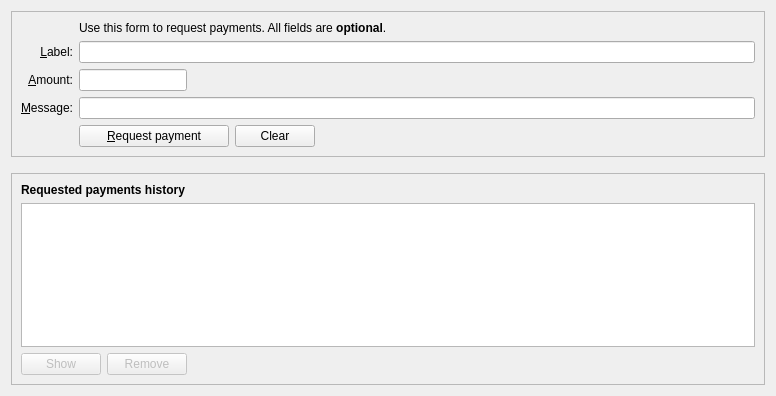
chaintope/tapyrus-core, file src/qt/forms/receivecoinsdialog.ui: the form before one commit.
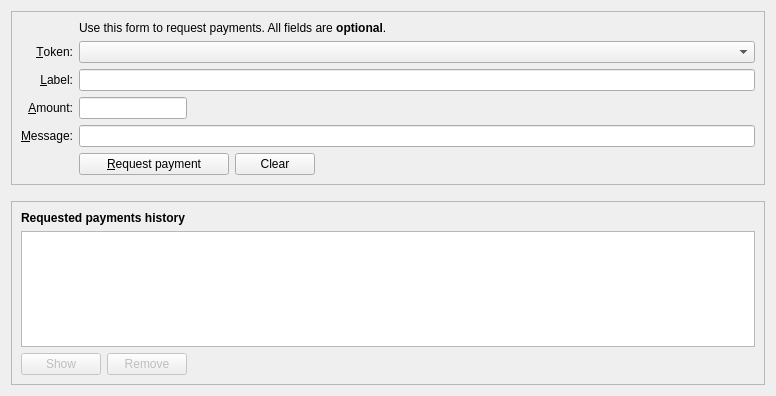
The form after the commit. Icons and pictures are not drawn. Custom widgets are drawn as their Qt base class.

Commit message: Add colored coin support to receive page and request dialog

```diff
--- a/src/qt/forms/receivecoinsdialog.ui
+++ b/src/qt/forms/receivecoinsdialog.ui
@@ -74,6 +74,32 @@
           </property>
          </widget>
         </item>
+        <item row="3" column="0">
+         <widget class="QLabel" name="labelToken">
+          <property name="text">
+           <string>&amp;Token:</string>
+          </property>
+          <property name="alignment">
+           <set>Qt::AlignRight|Qt::AlignTrailing|Qt::AlignVCenter</set>
+          </property>
+          <property name="buddy">
+           <cstring>reqToken</cstring>
+          </property>
+         </widget>
+        </item>
+        <item row="3" column="2">
+         <widget class="QComboBox" name="reqToken">
+          <property name="toolTip">
+           <string>Select TPC or a token type to generate a receiving address for</string>
+          </property>
+          <property name="sizePolicy">
+           <sizepolicy hsizetype="Expanding" vsizetype="Fixed">
+            <horstretch>0</horstretch>
+            <verstretch>0</verstretch>
+           </sizepolicy>
+          </property>
+         </widget>
+        </item>
         <item row="4" column="0">
          <widget class="QLabel" name="label_2">
           <property name="toolTip">
```
The commit also changes 4 other files.
